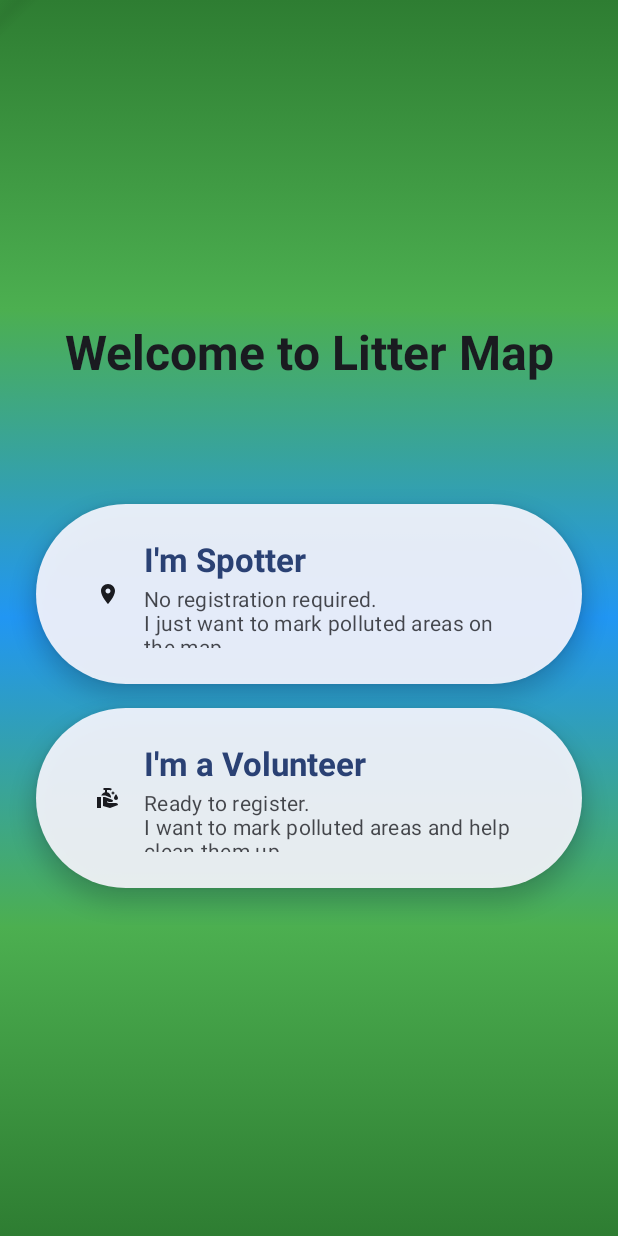
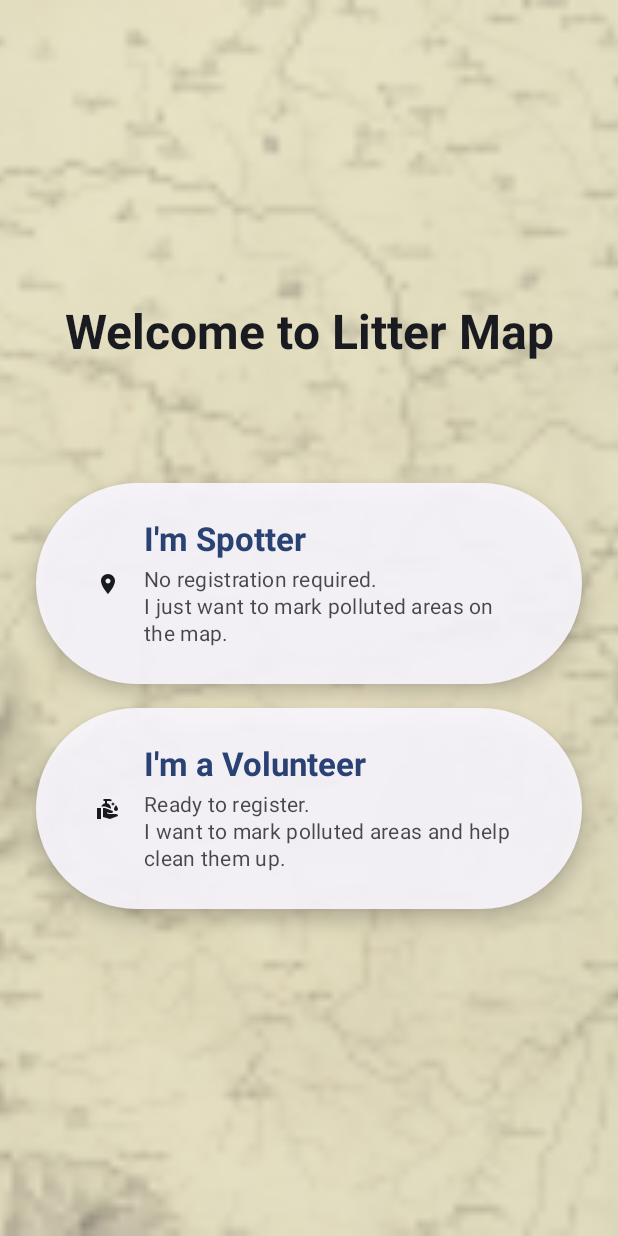
Before and after one commit to i-plc-rus/EARTEM, an Android app built with Jetpack Compose: the screen it shows after launch (MainActivity), on a phone screen of 412 x 824 dp. Run offline under Robolectric (Android 15) with nearby library versions, the phone set to English and light mode, and no system bars.

Commit message:
fix start action

```diff
--- a/app/build.gradle.kts
+++ b/app/build.gradle.kts
@@ -12,8 +12,8 @@ android {
         applicationId = "ru.iplc.eartem"
         minSdk = 29
         targetSdk = 36
-        versionCode = 1
-        versionName = "1.0"
+        versionCode = 112
+        versionName = "1.1.2"
 
         testInstrumentationRunner = "androidx.test.runner.AndroidJUnitRunner"
     }
--- a/app/src/main/AndroidManifest.xml
+++ b/app/src/main/AndroidManifest.xml
@@ -10,9 +10,9 @@
         android:allowBackup="true"
         android:dataExtractionRules="@xml/data_extraction_rules"
         android:fullBackupContent="@xml/backup_rules"
-        android:icon="@mipmap/ic_launcher"
+        android:icon="@mipmap/ic_logo_round"
         android:label="@string/app_name"
-        android:roundIcon="@mipmap/ic_launcher_round"
+        android:roundIcon="@mipmap/ic_logo_round"
         android:supportsRtl="true"
         android:theme="@style/Theme.EARTEM">
 <!--        <meta-data-->
@@ -22,7 +22,6 @@
         <activity
             android:name=".MainActivity"
             android:exported="true"
-            android:label="@string/title_activity_main"
             android:theme="@style/Theme.EARTEM">
             <intent-filter>
                 <action android:name="android.intent.action.MAIN" />
--- a/app/src/main/java/ru/iplc/eartem/MainActivity.kt
+++ b/app/src/main/java/ru/iplc/eartem/MainActivity.kt
@@ -4,6 +4,7 @@ import android.os.Bundle
 import androidx.activity.ComponentActivity
 import androidx.activity.compose.setContent
 import androidx.activity.enableEdgeToEdge
+import androidx.compose.foundation.Image
 import androidx.compose.foundation.background
 import androidx.compose.foundation.layout.Arrangement
 import androidx.compose.foundation.layout.Box
@@ -15,6 +16,7 @@ import androidx.compose.foundation.layout.fillMaxWidth
 import androidx.compose.foundation.layout.height
 import androidx.compose.foundation.layout.padding
 import androidx.compose.foundation.layout.size
+import androidx.compose.foundation.layout.wrapContentHeight
 import androidx.compose.foundation.rememberScrollState
 import androidx.compose.foundation.verticalScroll
 import androidx.compose.material.icons.Icons
@@ -32,6 +34,8 @@ import androidx.compose.ui.Alignment
 import androidx.compose.ui.Modifier
 import androidx.compose.ui.graphics.Brush
 import androidx.compose.ui.graphics.Color
+import androidx.compose.ui.layout.ContentScale
+import androidx.compose.ui.res.painterResource
 import androidx.compose.ui.text.font.FontWeight
 import androidx.compose.ui.text.style.TextAlign
 import androidx.compose.ui.tooling.preview.Preview
@@ -116,6 +120,16 @@ fun WelcomeScreen() {
 
 @Composable
 fun StylizedBackground() {
+    Image(
+        painter = painterResource(id = R.mipmap.ic_logo_foreground), // если в mipmap
+        contentDescription = "background logo",
+        modifier = Modifier.fillMaxSize(),
+        contentScale = ContentScale.Crop
+    )
+}
+
+@Composable
+fun x_StylizedBackground() {
     // Красивый градиентный фон, имитирующий карту
     Box(
         modifier = Modifier
@@ -163,7 +177,7 @@ fun RoleButton(
         onClick = onClick,
         modifier = modifier
             .fillMaxWidth()
-            .height(120.dp),
+            .wrapContentHeight(),   // вместо .height(120.dp)
         colors = ButtonDefaults.buttonColors(
             containerColor = MaterialTheme.colorScheme.surface.copy(alpha = 0.9f),
             contentColor = MaterialTheme.colorScheme.onSurface
@@ -175,7 +189,7 @@ fun RoleButton(
     ) {
         Row(
             modifier = Modifier
-                .fillMaxSize()
+                .fillMaxWidth()
                 .padding(16.dp),
             verticalAlignment = Alignment.CenterVertically
         ) {
@@ -188,7 +202,8 @@ fun RoleButton(
             )
 
             Column(
-                horizontalAlignment = Alignment.Start
+                horizontalAlignment = Alignment.Start,
+                modifier = Modifier.weight(1f) // текст займёт всё оставшееся место
             ) {
                 Text(
                     text = title,
@@ -204,11 +219,12 @@ fun RoleButton(
                     text = subtitle,
                     style = MaterialTheme.typography.bodyMedium,
                     color = MaterialTheme.colorScheme.onSurface.copy(alpha = 0.8f),
-                    lineHeight = 16.sp
+                    lineHeight = 18.sp
                 )
             }
         }
     }
+
 }
 
 @Preview(showBackground = true, device = "spec:width=411dp,height=891dp")
--- a/app/src/main/res/values/strings.xml
+++ b/app/src/main/res/values/strings.xml
@@ -1,5 +1,5 @@
 <resources>
-    <string name="app_name">EARTEM</string>
+    <string name="app_name">LitterMap</string>
     <string name="title_activity_main">MainActivity</string>
     <string name="welcome_title">Welcome to Litter Map</string>
     <string name="spotter_button">I\'m Spotter</string>
```
